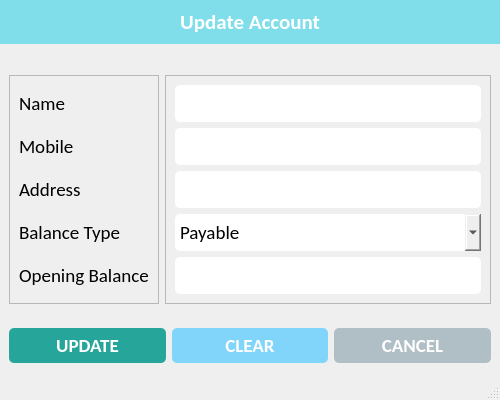
This is ui/update_accounts.ui in CodeWithEhtisham/Digital-Khata as Qt 5 draws it before an edit. The edited form follows.
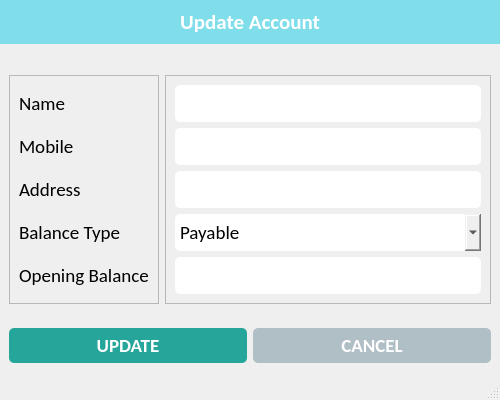
This is the edited form. Icons and pictures are not drawn.

```diff
--- a/ui/update_accounts.ui
+++ b/ui/update_accounts.ui
@@ -294,7 +294,7 @@
          </property>
         </widget>
        </item>
-       <item>
+       <!-- <item>
         <widget class="QPushButton" name="btn_clear">
          <property name="font">
           <font>
@@ -318,7 +318,7 @@
           </size>
          </property>
         </widget>
-       </item>
+       </item> -->
        <item>
         <widget class="QPushButton" name="btn_cancel">
          <property name="font">
```
